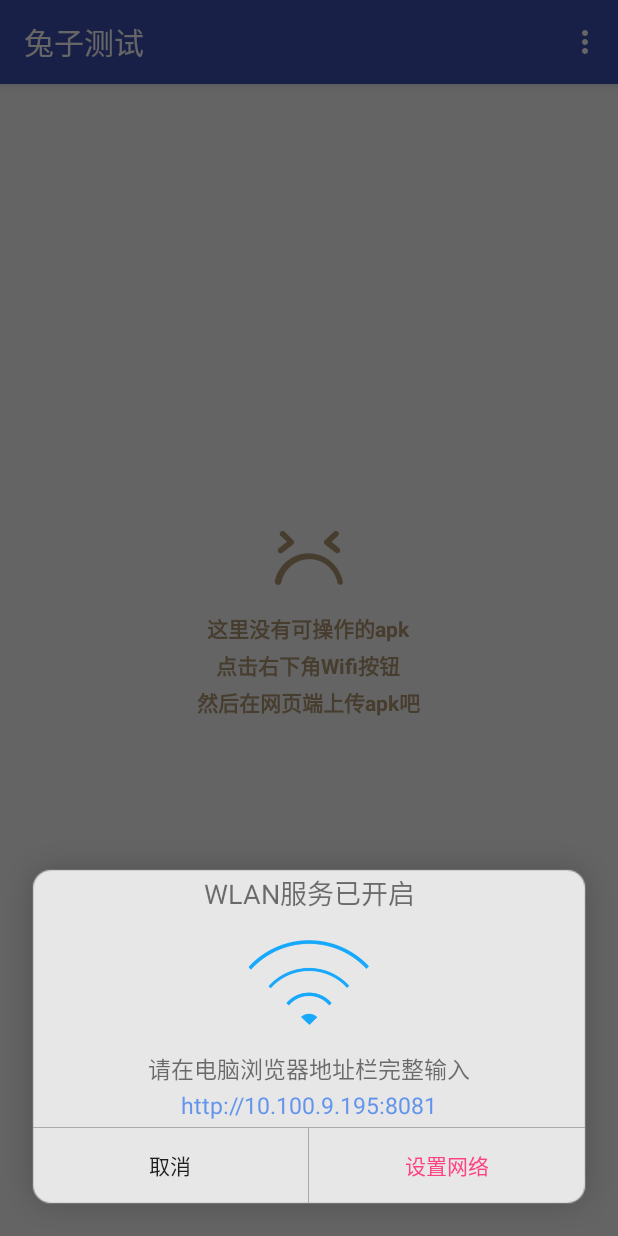
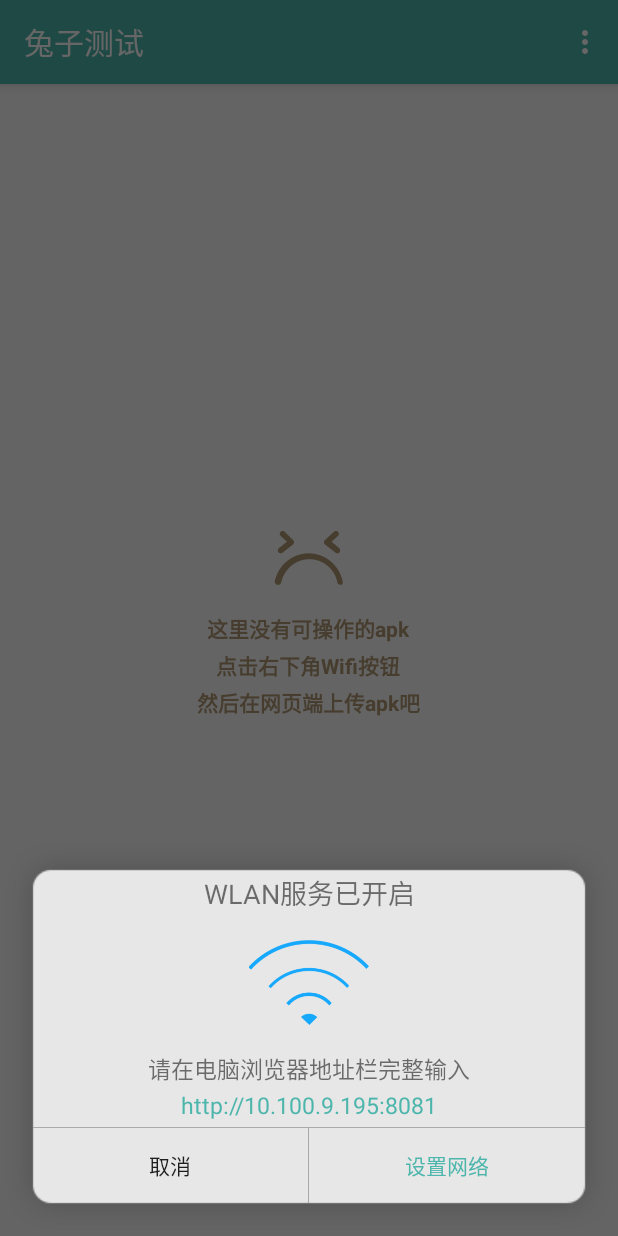
Before and after one commit to rabbit-open/rabbit, an Android app: the MainWifiApkActivity screen opened directly, with no data from a screen before it, after a tap on an icon or button, on a phone screen of 412 x 824 dp. Run offline under Robolectric (Android 15) with nearby library versions, the phone set to English and light mode, and no system bars; our stand-ins replace ButterKnife, Timber; libraries missing offline, so code that uses them is left out: com.hwangjr.rxbus, com.koushikdutta.async, rx.android.schedulers, rx.schedulers; 13 statements that could not run were skipped.

```diff
--- a/app/src/main/res/values/wifi.xml
+++ b/app/src/main/res/values/wifi.xml
@@ -11,10 +11,10 @@
     <string name="set_network">设置网络</string>
     <string name="http_address">http://%1$s:%2$d</string>
 
-    <color name="colorPrimary">#3F51B5</color>
-    <color name="colorPrimaryDark">#303F9F</color>
-    <color name="colorAccent">#FF4081</color>
-    <color name="colorWifiConnected">#6495ED</color>
+    <color name="colorPrimary">@color/appcolor</color>
+    <color name="colorPrimaryDark">@color/appcolor</color>
+    <color name="colorAccent">@color/appcolor</color>
+    <color name="colorWifiConnected">@color/appcolor</color>
 
     <dimen name="activity_horizontal_margin">16dp</dimen>
     <dimen name="activity_vertical_margin">16dp</dimen>
@@ -24,9 +24,9 @@
     <!-- Base application theme. -->
     <style name="AppTheme" parent="Theme.AppCompat.Light.DarkActionBar">
         <!-- Customize your theme here. -->
-        <item name="colorPrimary">@color/colorPrimary</item>
-        <item name="colorPrimaryDark">@color/colorPrimaryDark</item>
-        <item name="colorAccent">@color/colorAccent</item>
+        <item name="colorPrimary">@color/appcolor</item>
+        <item name="colorPrimaryDark">@color/appcolor</item>
+        <item name="colorAccent">@color/appcolor</item>
     </style>
 
     <style name="AppTheme.NoActionBar">
```
Also changed, not shown: 1 other file.
